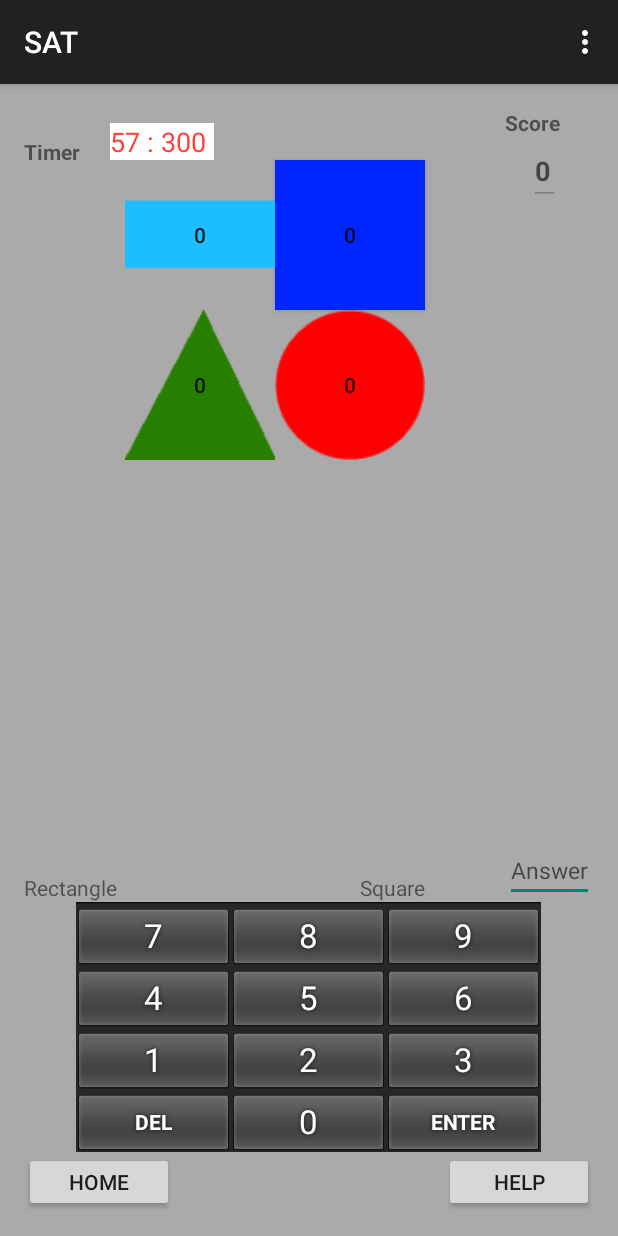
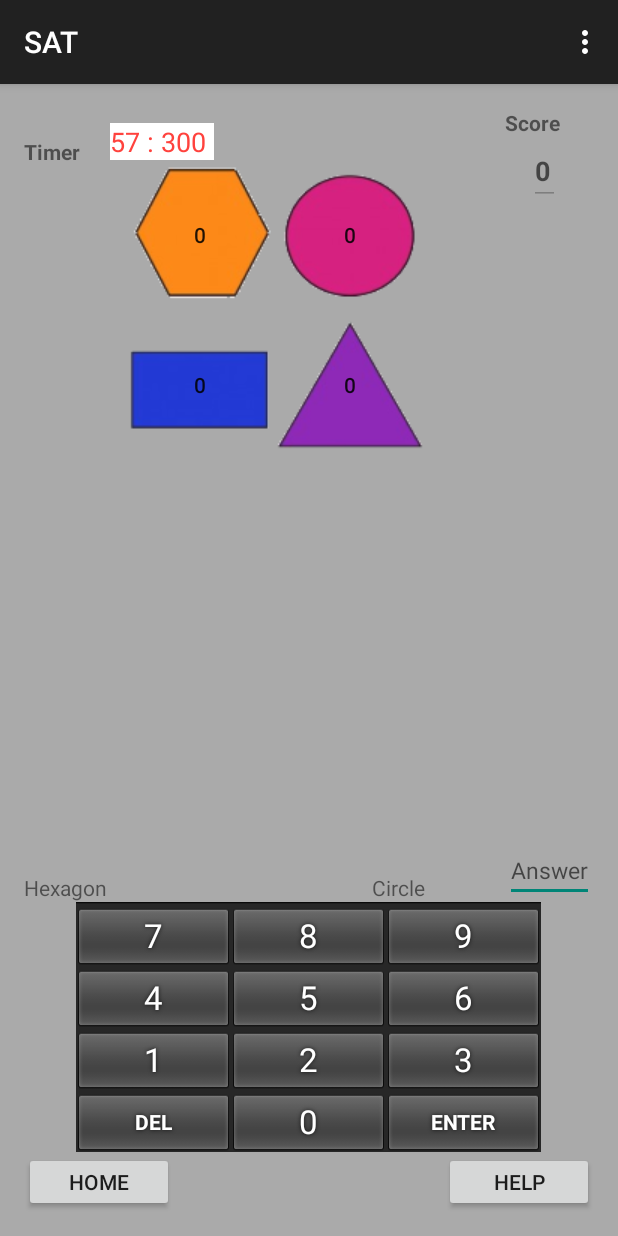
Before and after one commit to wklglider/SAT, an Android app: the gameActivity screen opened directly, with no data from a screen before it, on a phone screen of 412 x 824 dp. Run offline under Robolectric (Android 15) with nearby library versions, the phone set to English and light mode, and no system bars; 3 statements that could not run were skipped.

Commit message:
added animation and changed shapes, fixed division problem

```diff
--- a/app/src/main/AndroidManifest.xml
+++ b/app/src/main/AndroidManifest.xml
@@ -4,7 +4,7 @@
 
     <application
         android:allowBackup="true"
-        android:icon="@mipmap/ic_launcher"
+        android:icon="@drawable/sat_logo"
         android:label="@string/app_name"
         android:theme="@style/AppTheme" >
         <activity
--- a/app/src/main/java/csci3320/kuilin/sat/GameModel.java
+++ b/app/src/main/java/csci3320/kuilin/sat/GameModel.java
@@ -13,6 +13,10 @@ import csci3320.kuilin.sat.Operation;
  */
 public class GameModel {
 
+    //Define static variables
+    final static int MAXNUM_EASY = 9;
+    final static int MAXNUM_MED = 20;
+    final static int MAXNUM_HARD = 50;
 
     //---------------Initialize------------------------
     private int roundPoints;
@@ -76,9 +80,11 @@ public class GameModel {
         Shape circle = new Shape("Circle",R.drawable.circle);
         Shape rectangle = new Shape("Rectangle",R.drawable.rectangle);
         Shape oval = new Shape("Oval",R.drawable.oval);
-        Shape pentagon = new Shape("Pentagon",R.drawable.pentagon);
-        Shape octagon = new Shape("Octagon",R.drawable.square);
-        Shape star = new Shape("Star",R.drawable.square);
+        Shape diamond = new Shape("Diamond",R.drawable.diamond);
+        Shape heart = new Shape("Heart",R.drawable.heart);
+        Shape star = new Shape("Star",R.drawable.star);
+        Shape hexagon = new Shape("Hexagon",R.drawable.hexagon);
+
 
         shapes = new ArrayList<Shape>();
         shapes.add(square);
@@ -86,9 +92,10 @@ public class GameModel {
         shapes.add(circle);
         shapes.add(rectangle);
         shapes.add(oval);
-        shapes.add(pentagon);
-       //shapes.add(octagon);
-       //shapes.add(star);
+        shapes.add(diamond);
+        shapes.add(heart);
+        shapes.add(star);
+        shapes.add(hexagon);
     }
 
     //Array of math symbols
@@ -118,19 +125,19 @@ public class GameModel {
             case 1:
             case 4:
                 for(int i=0;i < 4; ++i){
-                numbers[i]=generator.nextInt(9);
+                numbers[i]=generator.nextInt(MAXNUM_EASY);
                 }
                 break;
             case 2:
             case 5:
                 for(int i=0;i < 4; ++i){
-                    numbers[i]=generator.nextInt(20);
+                    numbers[i]=generator.nextInt(MAXNUM_MED);
                 }
                 break;
             case 3:
             case 6:
                 for(int i=0;i < 4; ++i){
-                    numbers[i]=generator.nextInt(50);
+                    numbers[i]=generator.nextInt(MAXNUM_HARD);
                 }
                 break;
 
--- /dev/null
+++ b/app/src/main/res/anim/cycle_7.xml
@@ -0,0 +1,4 @@
+<?xml version="1.0" encoding="utf-8"?>
+
+   <cycleInterpolator xmlns:android="http://schemas.android.com/apk/res/android"
+        android:cycles="7" />
--- /dev/null
+++ b/app/src/main/res/anim/shake.xml
@@ -0,0 +1,6 @@
+<?xml version="1.0" encoding="utf-8"?>
+    <translate xmlns:android="http://schemas.android.com/apk/res/android"
+        android:fromXDelta="0%"
+        android:toXDelta="5%"
+        android:duration="1000"
+        android:interpolator="@anim/cycle_7" />
--- a/app/src/main/res/layout/activity_game.xml
+++ b/app/src/main/res/layout/activity_game.xml
@@ -138,7 +138,9 @@
         android:layout_alignBottom="@+id/second_shape_textView"
         android:layout_alignRight="@+id/help_button"
 
-        android:textIsSelectable="false" />
+        android:textIsSelectable="false"
+        android:elegantTextHeight="true"
+        android:textAlignment="center" />
 
     <Button
         android:layout_width="100dp"
```
Also changed, not shown: app/src/main/java/csci3320/kuilin/sat/gameActivity.java (+53 -4 lines), app/src/main/res/drawable/circle.png, app/src/main/res/drawable/diamond.png, app/src/main/res/drawable/heart.png (added), app/src/main/res/drawable/hexagon.png (added), app/src/main/res/drawable/oval.png, app/src/main/res/drawable/rectangle.png, app/src/main/res/drawable/sat_logo.png (added), app/src/main/res/drawable/square.png, app/src/main/res/drawable/star.png (added), app/src/main/res/drawable/triangle.png.
